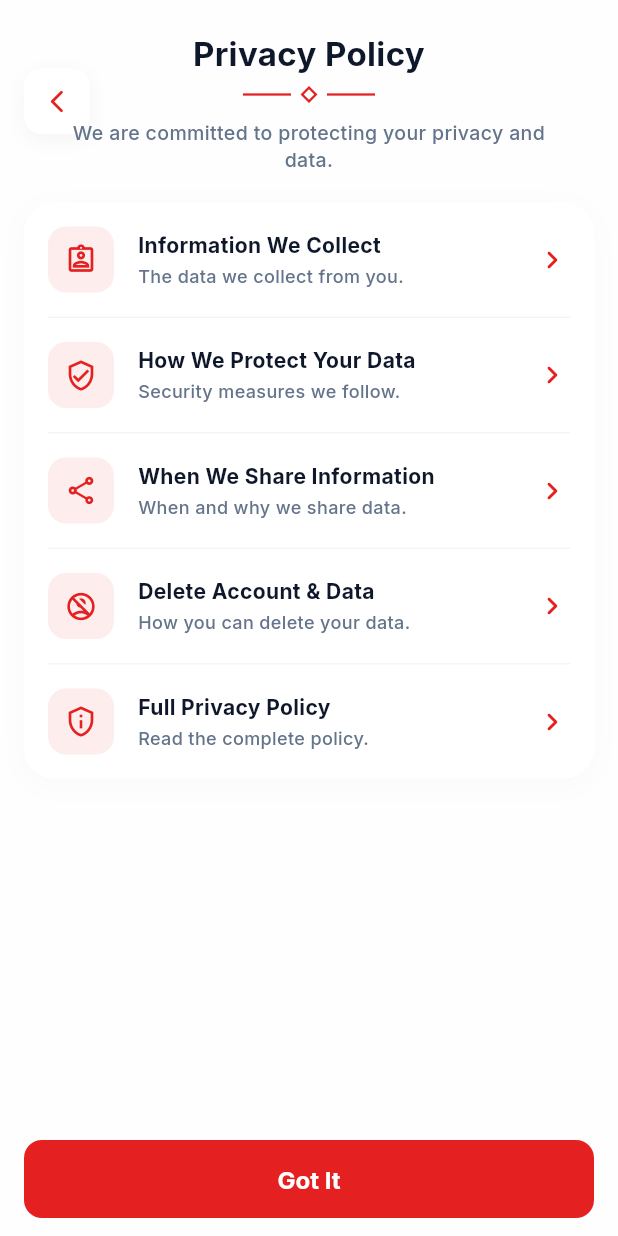
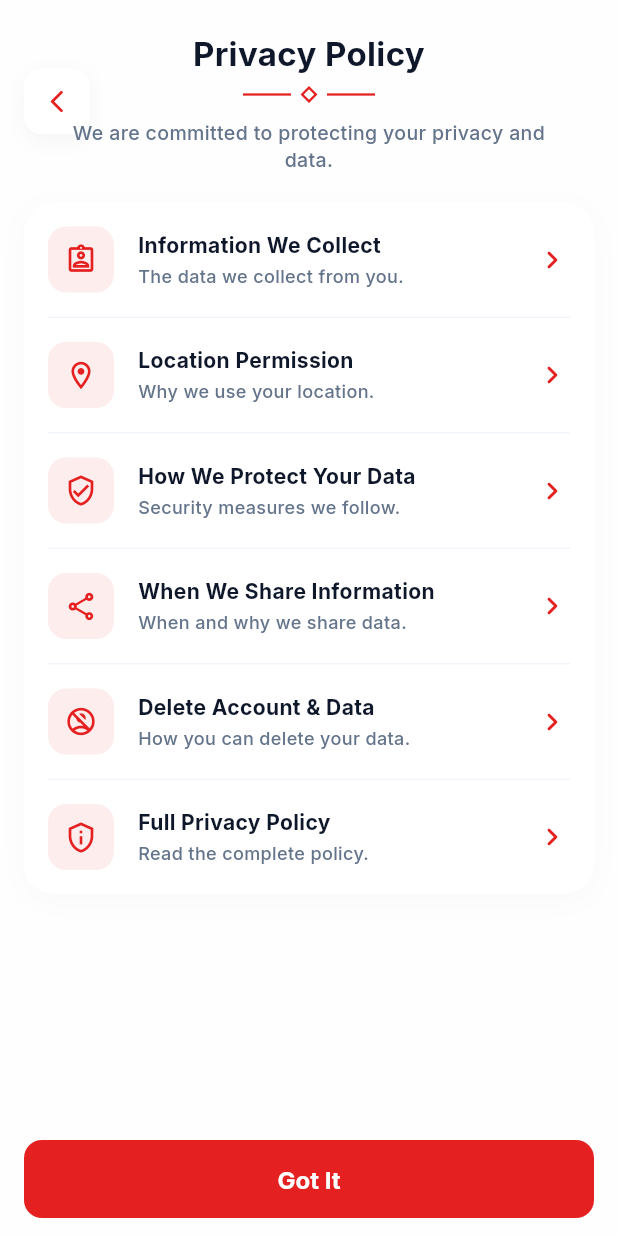
Before and after one commit to anujtest23/yatrago, a Flutter app: the PrivacyPolicyScreen screen opened by its route, on a phone screen of 412 x 824 dp. Run offline on Flutter 3.47's test engine with Material 3 defaults, Android fonts, the phone set to English and light mode, and no system bars; our stand-ins replace cached_network_image, dio, flutter_dotenv, flutter_map, flutter_riverpod, flutter_secure_storage and 7 more; accounts and stored records are empty; network calls fail.

Commit message:
feat(settings): add Location Permission page; rename Messages tab to Chat
Completes the remaining portable items from the Yatri pull (commit a3e177b).

- Location Permission: new static, informational leaf page reached from the
  Privacy Policy hub. Explains why location is used; it does NOT request
  permissions or touch the live map/tracking flow (those stay in the production
  home/tracking screens). Row re-added to the Privacy hub.
- Bottom nav: rename the "Messages" tab label to "Chat" in both the passenger
  and driver shells, matching the Yatri reference. The real ChatUnread badge
  and RouteNames.passengerMessages/driverMessages wiring are unchanged.

flutter analyze: zero errors, zero warnings (only pre-existing info-level lints).

Co-Authored-By: Claude Opus 4.8 <noreply@anthropic.com>

```diff
--- a/yatrago_app/lib/core/router/app_router.dart
+++ b/yatrago_app/lib/core/router/app_router.dart
@@ -52,6 +52,7 @@ import '../../features/shared/settings/pages/faq_screen.dart';
 import '../../features/shared/settings/pages/privacy_policy_screen.dart';
 import '../../features/shared/settings/pages/terms_conditions_screen.dart';
 import '../../features/shared/settings/pages/info_collect_screen.dart';
+import '../../features/shared/settings/pages/location_permission_screen.dart';
 import '../../features/shared/settings/pages/privacy_detail_screen.dart';
 import '../../features/shared/settings/pages/full_privacy_policy_screen.dart';
 import '../../features/shared/settings/pages/terms_detail_screen.dart';
@@ -416,6 +417,10 @@ final appRouter = GoRouter(
       builder: (_, __) => const InfoCollectScreen(),
     ),
     GoRoute(
+      path: RouteNames.locationPermission,
+      builder: (_, __) => const LocationPermissionScreen(),
+    ),
+    GoRoute(
       path: RouteNames.privacyDetail,
       builder: (context, state) {
         final data = state.extra as Map<String, dynamic>;
--- a/yatrago_app/lib/core/router/route_names.dart
+++ b/yatrago_app/lib/core/router/route_names.dart
@@ -59,6 +59,8 @@ class RouteNames {
   // Privacy / Terms static sub-pages (leaf detail screens reached from the
   // Privacy Policy and Terms & Conditions hubs). All informational — no backend.
   static const String infoCollect = '/settings/privacy-policy/info-collect';
+  static const String locationPermission =
+      '/settings/privacy-policy/location-permission';
   static const String privacyDetail = '/settings/privacy-policy/detail';
   static const String fullPrivacyPolicy = '/settings/privacy-policy/full';
   static const String termsDetail = '/settings/terms/detail';
--- a/yatrago_app/lib/features/driver/dashboard/driver_shell.dart
+++ b/yatrago_app/lib/features/driver/dashboard/driver_shell.dart
@@ -69,7 +69,7 @@ class DriverShell extends StatelessWidget {
             ),
             _NavItem(
               icon: Icons.chat_bubble_rounded,
-              label: 'Messages',
+              label: 'Chat',
               selected: index == 4,
               badgeListenable: ChatUnread.instance,
               onTap: () => context.go(RouteNames.driverMessages),
--- a/yatrago_app/lib/features/passenger/home/passenger_shell.dart
+++ b/yatrago_app/lib/features/passenger/home/passenger_shell.dart
@@ -69,7 +69,7 @@ class PassengerShell extends StatelessWidget {
                 _NavItem(
                   activeIcon: Icons.chat_bubble_rounded,
                   inactiveIcon: Icons.chat_bubble_outline_rounded,
-                  label: 'Messages',
+                  label: 'Chat',
                   selected: index == 3,
                   badgeListenable: ChatUnread.instance,
                   onTap: () => context.go(RouteNames.passengerMessages),
--- a/yatrago_app/lib/features/shared/settings/pages/privacy_policy_screen.dart
+++ b/yatrago_app/lib/features/shared/settings/pages/privacy_policy_screen.dart
@@ -25,6 +25,13 @@ class PrivacyPolicyScreen extends StatelessWidget {
               title: 'Information We Collect',
               subtitle: 'The data we collect from you.',
               onTap: () => context.push(RouteNames.infoCollect),
+            ),
+            const SettingsDivider(),
+            SettingsTile(
+              icon: Icons.location_on_outlined,
+              title: 'Location Permission',
+              subtitle: 'Why we use your location.',
+              onTap: () => context.push(RouteNames.locationPermission),
             ),
             const SettingsDivider(),
             SettingsTile(
```
Also changed, not shown: yatrago_app/lib/features/shared/settings/pages/location_permission_screen.dart (added, +96 -0 lines).
